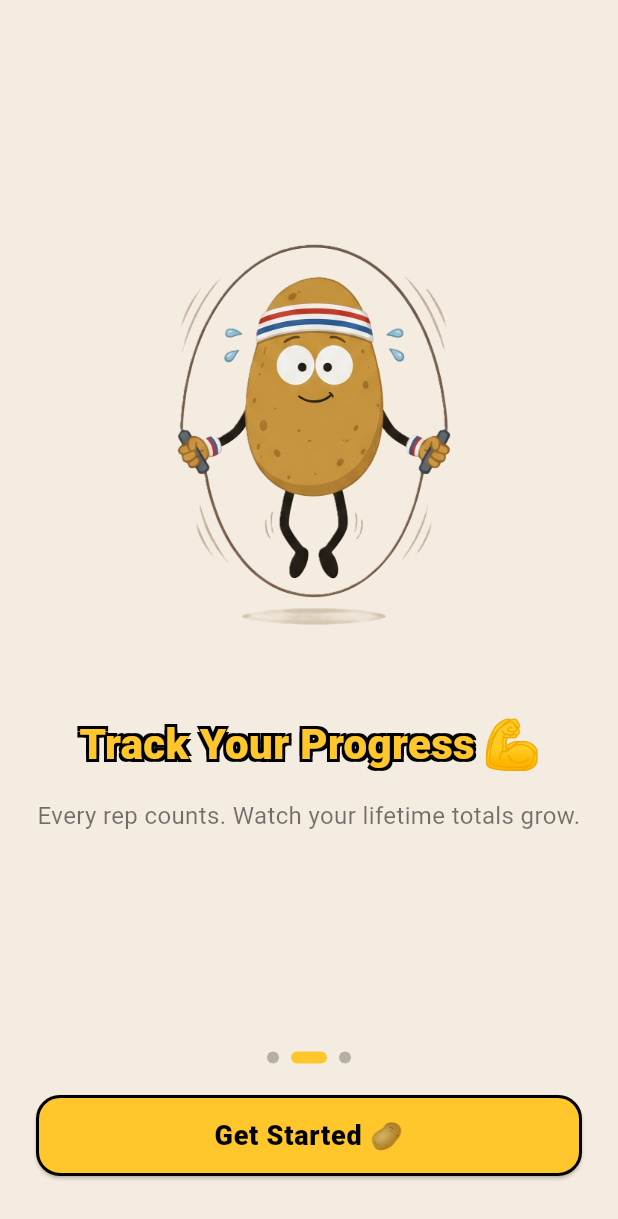
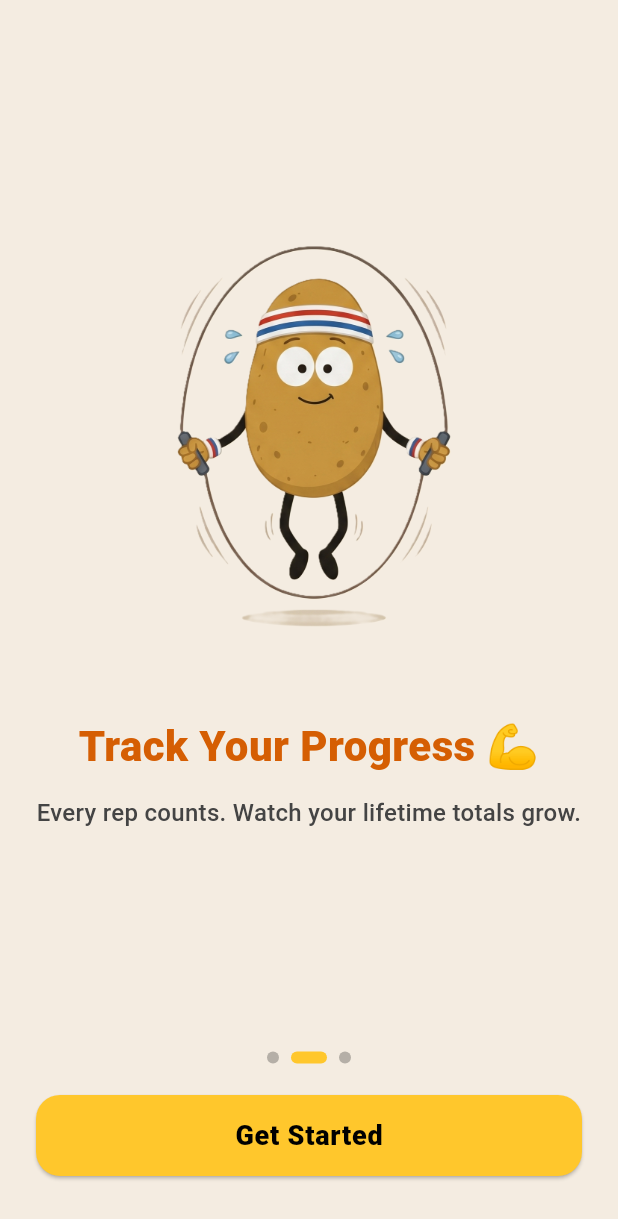
Before and after one commit to Eranda724/od1, a Flutter app: the screen it shows after launch, swiped to page 2, on a phone screen of 412 x 824 dp. Shown: the top 1219 px of the screen. Run offline on Flutter 3.47's test engine with Material 3 defaults, Android fonts, the phone set to English and light mode, and no system bars; our stand-ins replace cloud_firestore, firebase_auth, firebase_core, shared_preferences; accounts and stored records are empty; generated files the repository leaves out were written again.

Commit message:
Refactor onboarding screen styles and update button text

```diff
--- a/lib/screens/onboarding_screen.dart
+++ b/lib/screens/onboarding_screen.dart
@@ -102,25 +102,22 @@ class _OnboardingScreenState extends State<OnboardingScreen> {
                     Text(
                       page['title']!,
                       style: const TextStyle(
-                        color: Color(0xFFFFC72C),
+                        color: Color.fromARGB(255, 213, 94, 3),
                         fontSize: 28,
                         fontWeight: FontWeight.w900,
-                        shadows: [
-                          Shadow(offset: Offset(-2, -2), color: Colors.black),
-                          Shadow(offset: Offset(2, -2), color: Colors.black),
-                          Shadow(offset: Offset(2, 2), color: Colors.black),
-                          Shadow(offset: Offset(-2, 2), color: Colors.black),
-                        ],
+                        letterSpacing: 0.3,
                       ),
                       textAlign: TextAlign.center,
                     ),
-                    const SizedBox(height: 16),
+                    const SizedBox(height: 12),
                     Text(
                       page['subtitle']!,
                       style: const TextStyle(
-                        color: Colors.black54,
+                        color: Color(0xFF444444),
                         fontSize: 16,
-                        height: 1.5,
+                        fontWeight: FontWeight.w500,
+                        height: 1.6,
+                        letterSpacing: 0.2,
                       ),
                       textAlign: TextAlign.center,
                     ),
@@ -165,8 +162,9 @@ class _OnboardingScreenState extends State<OnboardingScreen> {
               onPressed: _getStarted,
               style: ElevatedButton.styleFrom(
                 minimumSize: const Size(double.infinity, 54),
+                side: BorderSide.none,
               ),
-              child: const Text('Get Started 🥔'),
+              child: const Text('Get Started'),
             ),
           ),
 
```
Also changed, not shown: lib/screens/home_screen.dart (+52 -12 lines).
